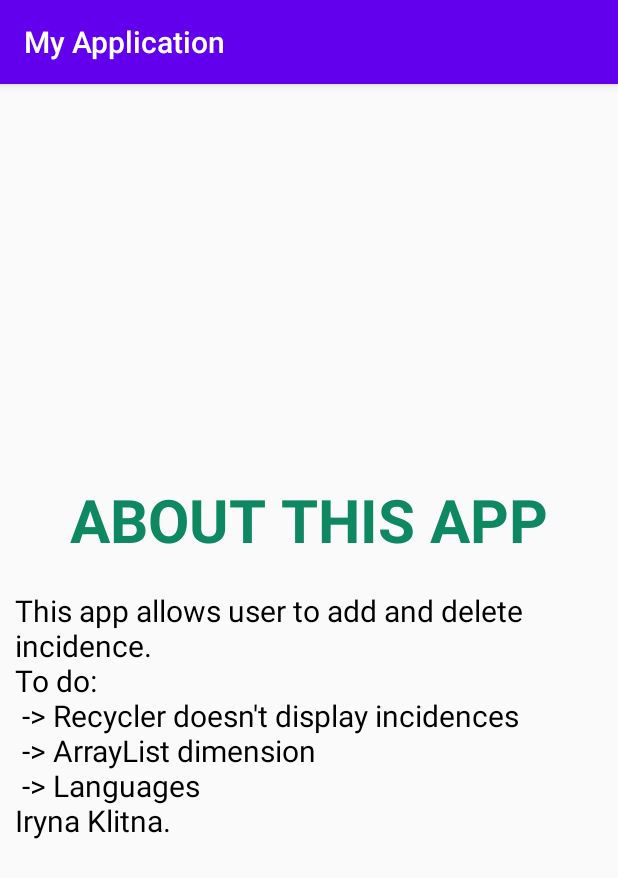
After one commit to klitna/AppIncidencias-SQL, an Android app: the fragment About shown on its own in the app's theme, on a phone screen of 412 x 824 dp. The commit adds this screen. Shown: the top 878 px of the screen. Run offline under Robolectric (Android 15) with nearby library versions, the phone set to English and light mode, and no system bars.

```diff
--- /dev/null
+++ b/app/src/main/java/com/example/myapplication/About.java
@@ -0,0 +1,23 @@
+package com.example.myapplication;
+
+import android.os.Bundle;
+
+import androidx.fragment.app.Fragment;
+
+import android.view.LayoutInflater;
+import android.view.View;
+import android.view.ViewGroup;
+
+
+public class About extends Fragment {
+
+
+    @Override
+    public View onCreateView(LayoutInflater inflater, ViewGroup container,
+                             Bundle savedInstanceState) {
+        // Inflate the layout for this fragment
+        final View fAbout = inflater.inflate(R.layout.fragment_about, container, false);
+
+        return fAbout;
+    }
+}
--- /dev/null
+++ b/app/src/main/res/layout/fragment_about.xml
@@ -0,0 +1,39 @@
+<?xml version="1.0" encoding="utf-8"?>
+<FrameLayout xmlns:android="http://schemas.android.com/apk/res/android"
+    xmlns:tools="http://schemas.android.com/tools"
+    android:layout_width="match_parent"
+    android:layout_height="match_parent"
+    tools:context=".About">
+    <LinearLayout
+        android:layout_width="wrap_content"
+        android:layout_height="wrap_content"
+        android:layout_gravity="center"
+        android:orientation="vertical"
+        >
+
+        <TextView
+            android:layout_gravity="center"
+            android:layout_width="wrap_content"
+            android:layout_height="wrap_content"
+            android:text="ABOUT THIS APP"
+            android:layout_margin="10dp"
+            android:textColor="@color/customBlue"
+            android:textSize="40dp"
+            android:textStyle="bold"
+            />
+
+        <TextView
+            android:layout_gravity="center"
+            android:layout_width="wrap_content"
+            android:layout_height="wrap_content"
+            android:text="This app allows user to add and delete incidence. \nTo do:\n -> Recycler doesn't display incidences\n -> ArrayList dimension\n -> Languages\nIryna Klitna."
+            android:layout_margin="10dp"
+            android:textColor="@color/black"
+            android:textSize="20dp"
+            android:textStyle="normal"
+            />
+    </LinearLayout>
+    <!-- TODO: Update blank fragment layout -->
+
+
+</FrameLayout>
--- a/app/src/main/res/layout/fragment_delete_incidence.xml
+++ b/app/src/main/res/layout/fragment_delete_incidence.xml
@@ -41,7 +41,7 @@
             android:textSize="20dp" />
 
         <Button
-            android:id="@+id/saveIncidenceButton"
+            android:id="@+id/deleteIncidenceByIdButton"
             android:layout_width="match_parent"
             android:layout_height="wrap_content"
             android:layout_margin="10dp"
--- a/app/src/main/res/layout/fragment_menu.xml
+++ b/app/src/main/res/layout/fragment_menu.xml
@@ -35,11 +35,11 @@
             android:text="Delete"></Button>
 
         <Button
-            android:id="@+id/deleteIncidencesButton"
+            android:id="@+id/aboutButton"
             android:layout_width="wrap_content"
             android:layout_height="wrap_content"
             android:layout_weight="1"
-            android:text="reset"></Button>
+            android:text="about"></Button>
     </LinearLayout>
     <!-- TODO: Update blank fragment layout -->
 </FrameLayout>
```
Also changed, not shown: app/src/main/java/com/example/myapplication/DeleteIncidence.java (+36 -16 lines), app/src/main/java/com/example/myapplication/Login.java (deleted, +0 -94 lines), app/src/main/java/com/example/myapplication/Menu.java (+21 -10 lines), app/src/main/res/layout/activity_login_old.xml (deleted, +0 -66 lines).
